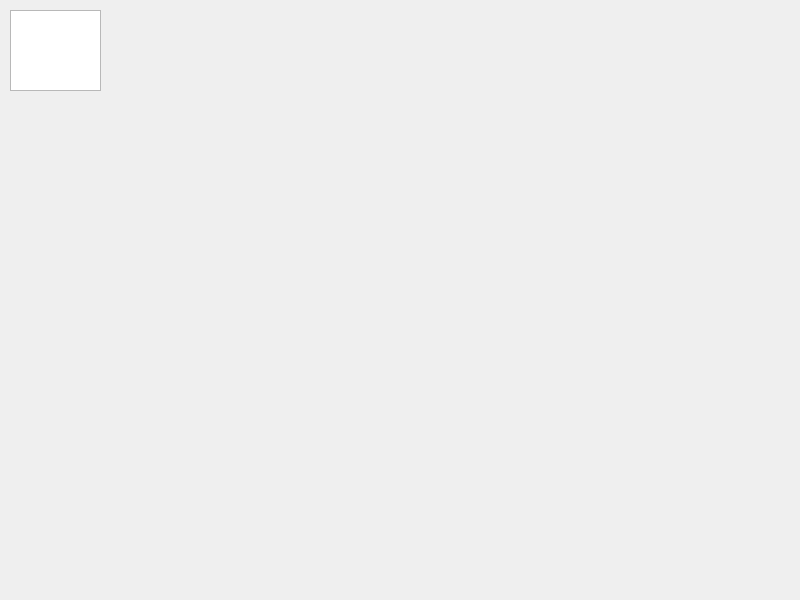
Dowito/Lab_5_version_2, file mainwindow.ui: the form before one commit.
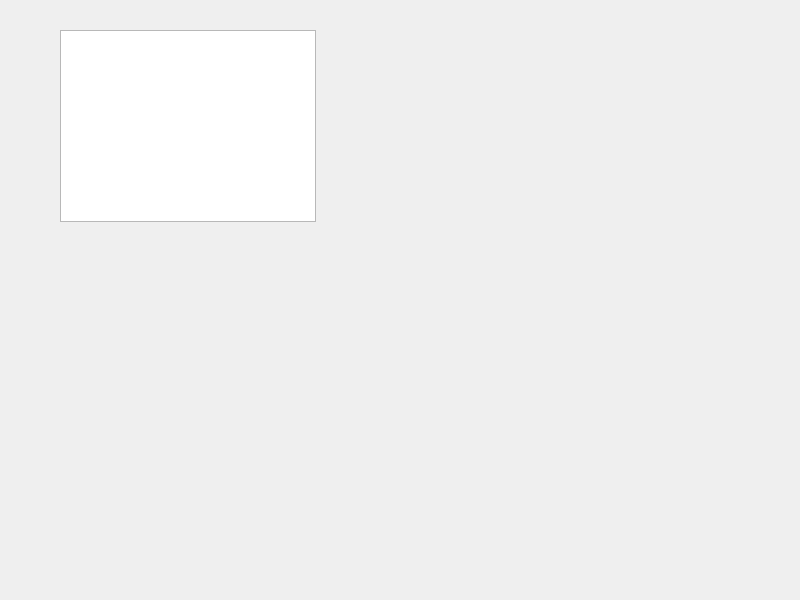
The form after the commit.

Commit message: Antes de establecer movimiento de enemigo

Diff of the .ui file:
```diff
--- a/mainwindow.ui
+++ b/mainwindow.ui
@@ -17,10 +17,10 @@
    <widget class="QGraphicsView" name="graphicsView">
     <property name="geometry">
      <rect>
-      <x>10</x>
-      <y>10</y>
-      <width>91</width>
-      <height>81</height>
+      <x>60</x>
+      <y>30</y>
+      <width>256</width>
+      <height>192</height>
      </rect>
     </property>
    </widget>
```
The commit also changes 2 other files.
